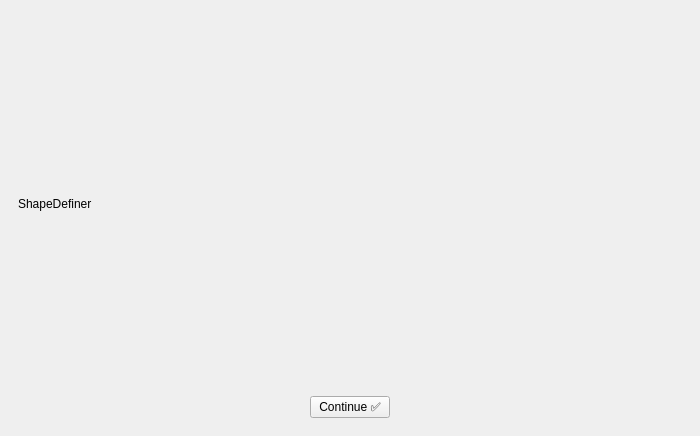
Above: mainwindow.ui from Deoxo/SudokuOCR before the change. Below: the same form after it.
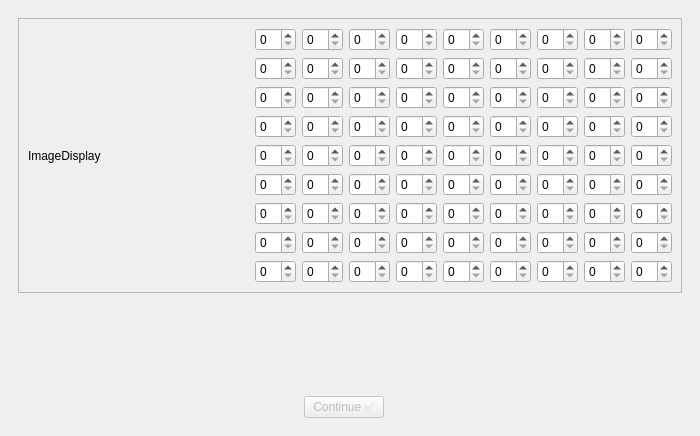
That is the form after the change. Custom widgets are drawn as their Qt base class.

Commit message: Linked digit recognition with GUI

The edit to the form file:
```diff
--- a/mainwindow.ui
+++ b/mainwindow.ui
@@ -33,7 +33,7 @@
        <enum>QFrame::NoFrame</enum>
       </property>
       <property name="currentIndex">
-       <number>3</number>
+                            <number>4</number>
       </property>
       <widget class="QWidget" name="page_0">
        <layout class="QGridLayout" name="gridLayout_2">
@@ -218,6 +218,339 @@
         </item>
        </layout>
       </widget>
+                        <widget class="QWidget" name="page_4">
+                            <layout class="QGridLayout" name="gridLayout_6">
+                                <item row="0" column="0" colspan="3">
+                                    <widget class="QFrame" name="frame">
+                                        <property name="frameShape">
+                                            <enum>QFrame::StyledPanel</enum>
+                                        </property>
+                                        <property name="frameShadow">
+                                            <enum>QFrame::Raised</enum>
+                                        </property>
+                                        <layout class="QHBoxLayout" name="horizontalLayout_4">
+                                            <item>
+                                                <widget class="ImageDisplay" name="imgDisplay_4">
+                                                    <property name="text">
+                                                        <string>ImageDisplay</string>
+                                                    </property>
+                                                </widget>
+                                            </item>
+                                            <item>
+                                                <layout class="QGridLayout" name="gridLayout_4_"
+                                                        columnstretch="0,0,0,0,0,0,0,0,0">
+                                                    <item row="1" column="3">
+                                                        <widget class="QSpinBox" name="spinBox_03"/>
+                                                    </item>
+                                                    <item row="3" column="8">
+                                                        <widget class="QSpinBox" name="spinBox_26"/>
+                                                    </item>
+                                                    <item row="3" column="2">
+                                                        <widget class="QSpinBox" name="spinBox_20"/>
+                                                    </item>
+                                                    <item row="2" column="6">
+                                                        <widget class="QSpinBox" name="spinBox_15"/>
+                                                    </item>
+                                                    <item row="3" column="6">
+                                                        <widget class="QSpinBox" name="spinBox_24"/>
+                                                    </item>
+                                                    <item row="9" column="3">
+                                                        <widget class="QSpinBox" name="spinBox_75"/>
+                                                    </item>
+                                                    <item row="3" column="3">
+                                                        <widget class="QSpinBox" name="spinBox_21"/>
+                                                    </item>
+                                                    <item row="4" column="2">
+                                                        <widget class="QSpinBox" name="spinBox_29"/>
+                                                    </item>
+                                                    <item row="6" column="1">
+                                                        <widget class="QSpinBox" name="spinBox_46"/>
+                                                    </item>
+                                                    <item row="7" column="8">
+                                                        <widget class="QSpinBox" name="spinBox_62"/>
+                                                    </item>
+                                                    <item row="1" column="1">
+                                                        <widget class="QSpinBox" name="spinBox_01"/>
+                                                    </item>
+                                                    <item row="2" column="3">
+                                                        <widget class="QSpinBox" name="spinBox_12"/>
+                                                    </item>
+                                                    <item row="5" column="2">
+                                                        <widget class="QSpinBox" name="spinBox_38"/>
+                                                    </item>
+                                                    <item row="8" column="1">
+                                                        <widget class="QSpinBox" name="spinBox_64"/>
+                                                    </item>
+                                                    <item row="8" column="3">
+                                                        <widget class="QSpinBox" name="spinBox_66"/>
+                                                    </item>
+                                                    <item row="5" column="5">
+                                                        <widget class="QSpinBox" name="spinBox_41"/>
+                                                    </item>
+                                                    <item row="3" column="1">
+                                                        <widget class="QSpinBox" name="spinBox_19"/>
+                                                    </item>
+                                                    <item row="6" column="5">
+                                                        <widget class="QSpinBox" name="spinBox_50"/>
+                                                    </item>
+                                                    <item row="9" column="6">
+                                                        <widget class="QSpinBox" name="spinBox_78"/>
+                                                    </item>
+                                                    <item row="5" column="6">
+                                                        <widget class="QSpinBox" name="spinBox_42"/>
+                                                    </item>
+                                                    <item row="6" column="8">
+                                                        <widget class="QSpinBox" name="spinBox_53"/>
+                                                    </item>
+                                                    <item row="2" column="5">
+                                                        <widget class="QSpinBox" name="spinBox_14"/>
+                                                    </item>
+                                                    <item row="4" column="5">
+                                                        <widget class="QSpinBox" name="spinBox_32"/>
+                                                    </item>
+                                                    <item row="7" column="3">
+                                                        <widget class="QSpinBox" name="spinBox_57"/>
+                                                    </item>
+                                                    <item row="9" column="8">
+                                                        <widget class="QSpinBox" name="spinBox_80"/>
+                                                    </item>
+                                                    <item row="3" column="0">
+                                                        <widget class="QSpinBox" name="spinBox_18"/>
+                                                    </item>
+                                                    <item row="3" column="7">
+                                                        <widget class="QSpinBox" name="spinBox_25"/>
+                                                    </item>
+                                                    <item row="1" column="6">
+                                                        <widget class="QSpinBox" name="spinBox_06"/>
+                                                    </item>
+                                                    <item row="5" column="8">
+                                                        <widget class="QSpinBox" name="spinBox_44"/>
+                                                    </item>
+                                                    <item row="1" column="4">
+                                                        <widget class="QSpinBox" name="spinBox_04"/>
+                                                    </item>
+                                                    <item row="2" column="1">
+                                                        <widget class="QSpinBox" name="spinBox_10"/>
+                                                    </item>
+                                                    <item row="8" column="5">
+                                                        <widget class="QSpinBox" name="spinBox_68"/>
+                                                    </item>
+                                                    <item row="2" column="4">
+                                                        <widget class="QSpinBox" name="spinBox_13"/>
+                                                    </item>
+                                                    <item row="5" column="0">
+                                                        <widget class="QSpinBox" name="spinBox_36"/>
+                                                    </item>
+                                                    <item row="7" column="7">
+                                                        <widget class="QSpinBox" name="spinBox_61"/>
+                                                    </item>
+                                                    <item row="9" column="5">
+                                                        <widget class="QSpinBox" name="spinBox_77"/>
+                                                    </item>
+                                                    <item row="4" column="6">
+                                                        <widget class="QSpinBox" name="spinBox_33"/>
+                                                    </item>
+                                                    <item row="5" column="1">
+                                                        <widget class="QSpinBox" name="spinBox_37"/>
+                                                    </item>
+                                                    <item row="6" column="2">
+                                                        <widget class="QSpinBox" name="spinBox_47"/>
+                                                    </item>
+                                                    <item row="5" column="7">
+                                                        <widget class="QSpinBox" name="spinBox_43"/>
+                                                    </item>
+                                                    <item row="2" column="0">
+                                                        <widget class="QSpinBox" name="spinBox_09"/>
+                                                    </item>
+                                                    <item row="6" column="7">
+                                                        <widget class="QSpinBox" name="spinBox_52"/>
+                                                    </item>
+                                                    <item row="8" column="4">
+                                                        <widget class="QSpinBox" name="spinBox_67"/>
+                                                    </item>
+                                                    <item row="3" column="4">
+                                                        <widget class="QSpinBox" name="spinBox_22"/>
+                                                    </item>
+                                                    <item row="7" column="1">
+                                                        <widget class="QSpinBox" name="spinBox_55"/>
+                                                    </item>
+                                                    <item row="7" column="5">
+                                                        <widget class="QSpinBox" name="spinBox_59"/>
+                                                    </item>
+                                                    <item row="1" column="2">
+                                                        <widget class="QSpinBox" name="spinBox_02"/>
+                                                    </item>
+                                                    <item row="8" column="0">
+                                                        <widget class="QSpinBox" name="spinBox_63"/>
+                                                    </item>
+                                                    <item row="1" column="7">
+                                                        <widget class="QSpinBox" name="spinBox_07"/>
+                                                    </item>
+                                                    <item row="2" column="8">
+                                                        <widget class="QSpinBox" name="spinBox_17"/>
+                                                    </item>
+                                                    <item row="7" column="4">
+                                                        <widget class="QSpinBox" name="spinBox_58"/>
+                                                    </item>
+                                                    <item row="7" column="0">
+                                                        <widget class="QSpinBox" name="spinBox_54"/>
+                                                    </item>
+                                                    <item row="1" column="0">
+                                                        <widget class="QSpinBox" name="spinBox_00"/>
+                                                    </item>
+                                                    <item row="9" column="7">
+                                                        <widget class="QSpinBox" name="spinBox_79"/>
+                                                    </item>
+                                                    <item row="8" column="8">
+                                                        <widget class="QSpinBox" name="spinBox_71"/>
+                                                    </item>
+                                                    <item row="2" column="2">
+                                                        <widget class="QSpinBox" name="spinBox_11"/>
+                                                    </item>
+                                                    <item row="4" column="1">
+                                                        <widget class="QSpinBox" name="spinBox_28"/>
+                                                    </item>
+                                                    <item row="8" column="2">
+                                                        <widget class="QSpinBox" name="spinBox_65"/>
+                                                    </item>
+                                                    <item row="7" column="6">
+                                                        <widget class="QSpinBox" name="spinBox_60"/>
+                                                    </item>
+                                                    <item row="6" column="3">
+                                                        <widget class="QSpinBox" name="spinBox_48"/>
+                                                    </item>
+                                                    <item row="5" column="3">
+                                                        <widget class="QSpinBox" name="spinBox_39"/>
+                                                    </item>
+                                                    <item row="4" column="3">
+                                                        <widget class="QSpinBox" name="spinBox_30"/>
+                                                    </item>
+                                                    <item row="4" column="8">
+                                                        <widget class="QSpinBox" name="spinBox_35"/>
+                                                    </item>
+                                                    <item row="5" column="4">
+                                                        <widget class="QSpinBox" name="spinBox_40"/>
+                                                    </item>
+                                                    <item row="3" column="5">
+                                                        <widget class="QSpinBox" name="spinBox_23"/>
+                                                    </item>
+                                                    <item row="4" column="0">
+                                                        <widget class="QSpinBox" name="spinBox_27"/>
+                                                    </item>
+                                                    <item row="2" column="7">
+                                                        <widget class="QSpinBox" name="spinBox_16"/>
+                                                    </item>
+                                                    <item row="8" column="7">
+                                                        <widget class="QSpinBox" name="spinBox_70"/>
+                                                    </item>
+                                                    <item row="1" column="8">
+                                                        <widget class="QSpinBox" name="spinBox_08"/>
+                                                    </item>
+                                                    <item row="6" column="4">
+                                                        <widget class="QSpinBox" name="spinBox_49"/>
+                                                    </item>
+                                                    <item row="6" column="6">
+                                                        <widget class="QSpinBox" name="spinBox_51"/>
+                                                    </item>
+                                                    <item row="4" column="7">
+                                                        <widget class="QSpinBox" name="spinBox_34"/>
+                                                    </item>
+                                                    <item row="7" column="2">
+                                                        <widget class="QSpinBox" name="spinBox_56"/>
+                                                    </item>
+                                                    <item row="9" column="4">
+                                                        <widget class="QSpinBox" name="spinBox_76"/>
+                                                    </item>
+                                                    <item row="8" column="6">
+                                                        <widget class="QSpinBox" name="spinBox_69"/>
+                                                    </item>
+                                                    <item row="9" column="0">
+                                                        <widget class="QSpinBox" name="spinBox_72"/>
+                                                    </item>
+                                                    <item row="9" column="1">
+                                                        <widget class="QSpinBox" name="spinBox_73"/>
+                                                    </item>
+                                                    <item row="6" column="0">
+                                                        <widget class="QSpinBox" name="spinBox_45"/>
+                                                    </item>
+                                                    <item row="9" column="2">
+                                                        <widget class="QSpinBox" name="spinBox_74"/>
+                                                    </item>
+                                                    <item row="4" column="4">
+                                                        <widget class="QSpinBox" name="spinBox_31"/>
+                                                    </item>
+                                                    <item row="1" column="5">
+                                                        <widget class="QSpinBox" name="spinBox_05"/>
+                                                    </item>
+                                                </layout>
+                                            </item>
+                                        </layout>
+                                    </widget>
+                                </item>
+                                <item row="1" column="0">
+                                    <spacer name="verticalSpacer">
+                                        <property name="orientation">
+                                            <enum>Qt::Vertical</enum>
+                                        </property>
+                                        <property name="sizeHint" stdset="0">
+                                            <size>
+                                                <width>20</width>
+                                                <height>40</height>
+                                            </size>
+                                        </property>
+                                    </spacer>
+                                </item>
+                                <item row="2" column="0">
+                                    <layout class="QHBoxLayout" name="horizontalLayout_2">
+                                        <item>
+                                            <spacer name="horizontalSpacer_4">
+                                                <property name="orientation">
+                                                    <enum>Qt::Horizontal</enum>
+                                                </property>
+                                                <property name="sizeHint" stdset="0">
+                                                    <size>
+                                                        <width>40</width>
+                                                        <height>20</height>
+                                                    </size>
+                                                </property>
+                                            </spacer>
+                                        </item>
+                                        <item>
+                                            <widget class="QPushButton" name="validateButton_4">
+                                                <property name="enabled">
+                                                    <bool>false</bool>
+                                                </property>
+                                                <property name="text">
+                                                    <string>Continue ✅</string>
+                                                </property>
+                                                <property name="checkable">
+                                                    <bool>false</bool>
+                                                </property>
+                                                <property name="default">
+                                                    <bool>false</bool>
+                                                </property>
+                                                <property name="flat">
+                                                    <bool>false</bool>
+                                                </property>
+                                            </widget>
+                                        </item>
+                                        <item>
+                                            <spacer name="horizontalSpacer_3">
+                                                <property name="orientation">
+                                                    <enum>Qt::Horizontal</enum>
+                                                </property>
+                                                <property name="sizeHint" stdset="0">
+                                                    <size>
+                                                        <width>40</width>
+                                                        <height>20</height>
+                                                    </size>
+                                                </property>
+                                            </spacer>
+                                        </item>
+                                    </layout>
+                                </item>
+                            </layout>
+                        </widget>
      </widget>
     </item>
    </layout>
```
Left out of the diff: 62 changed lines with no effect on the pictures. Lines whose indentation alone changed are shown as unchanged. The commit also changes 7 other files.
